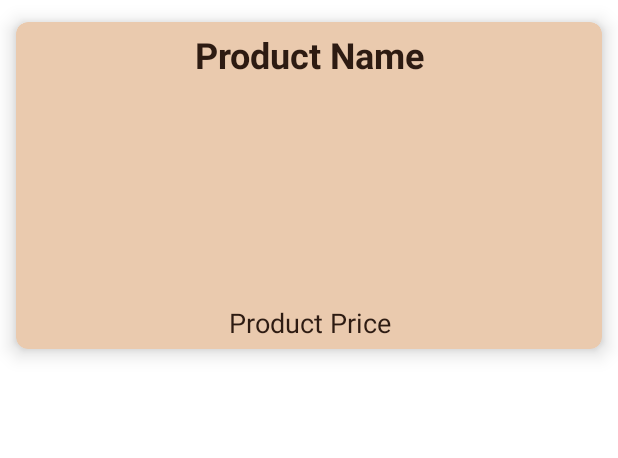
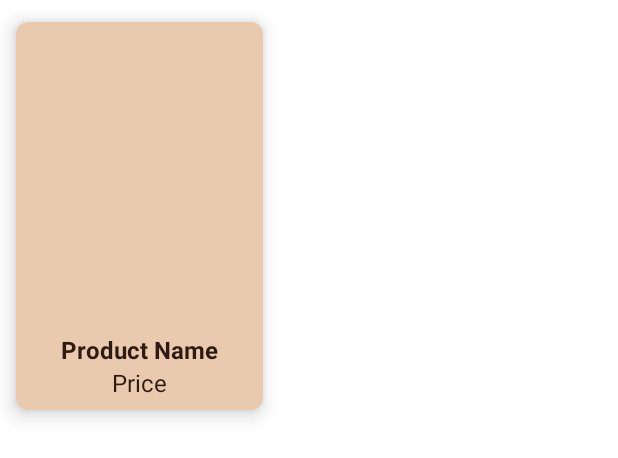
Before and after one commit to nursakinah24/EveryCoffee, an Android app: the layout activity_coffee_item_layout.xml on its own in the app's theme, with its tools: preview values and no code run, on a phone screen of 412 x 824 dp. Shown: the top 458 px of the screen. Run offline under Robolectric (Android 15) with nearby library versions, the light colour scheme and no system bars.

Commit message:
update coffee item layout

```diff
--- a/app/src/main/java/com/example/everycoffee/DetailProduct.java
+++ b/app/src/main/java/com/example/everycoffee/DetailProduct.java
@@ -16,6 +16,7 @@ import com.google.android.gms.tasks.OnCompleteListener;
 import com.google.android.gms.tasks.Task;
 import com.google.firebase.database.DatabaseReference;
 import com.google.firebase.database.FirebaseDatabase;
+import com.cepheuen.elegantnumberbutton.view.ElegantNumberButton;
 
 import java.text.SimpleDateFormat;
 import java.util.Calendar;
--- a/app/src/main/res/layout/activity_coffee_item_layout.xml
+++ b/app/src/main/res/layout/activity_coffee_item_layout.xml
@@ -9,38 +9,36 @@
     app:cardBackgroundColor="@color/background"
     app:cardUseCompatPadding="true">
 
-    <RelativeLayout
-        android:layout_width="match_parent"
-        android:layout_height="match_parent">
+    <LinearLayout
+        android:layout_width="wrap_content"
+        android:layout_height="wrap_content"
+        android:layout_margin="2dp"
+        android:orientation="vertical">
+
+        <ImageView
+            android:id="@+id/productImage"
+            android:layout_width="150dp"
+            android:layout_height="200dp" />
 
         <TextView
-            android:id="@+id/product_name"
             android:layout_width="match_parent"
             android:layout_height="wrap_content"
+            android:id="@+id/productName"
             android:text="Product Name"
-            android:textAlignment="center"
+            android:textSize="16sp"
+            android:gravity="center"
             android:textColor="@color/chocolate"
-            android:textSize="24sp"
-            android:textStyle="bold" />
-
-        <ImageView
-            android:id="@+id/product_image"
-            android:layout_width="match_parent"
-            android:layout_height="150dp"
-            android:layout_below="@+id/product_name"
-            android:scaleType="centerCrop" />
-
+            android:textStyle="bold"/>
         <TextView
-            android:id="@+id/product_price"
             android:layout_width="match_parent"
             android:layout_height="wrap_content"
-            android:layout_below="@+id/product_image"
-            android:text="Product Price"
-            android:textAlignment="center"
-            android:textColor="@color/chocolate"
-            android:textSize="18dp" />
+            android:id="@+id/productPrice"
+            android:text="Price"
+            android:textSize="16sp"
+            android:gravity="center"
+            android:textColor="@color/chocolate"/>
 
 
-    </RelativeLayout>
+    </LinearLayout>
 
 </androidx.cardview.widget.CardView>
```
